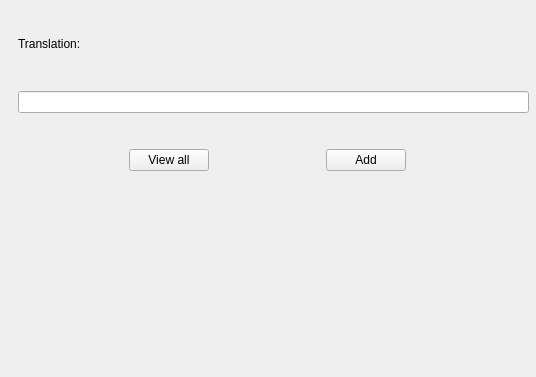
Old version of the form lessonview.ui in the repository hsetlik/CodexReader; both pictures show x 122 to 658 and y 223 to 600 of the 800 by 600 pixel window.
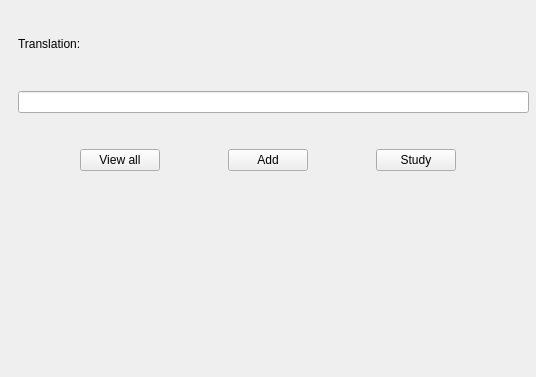
New version of the form.

```diff
--- a/lessonview.ui
+++ b/lessonview.ui
@@ -13,7 +13,7 @@
   <property name="windowTitle">
    <string>Form</string>
   </property>
-  <widget class="QWidget" name="">
+  <widget class="QWidget" name="layoutWidget">
    <property name="geometry">
     <rect>
      <x>140</x>
@@ -57,7 +57,7 @@
     </item>
    </layout>
   </widget>
-  <widget class="QWidget" name="">
+  <widget class="QWidget" name="layoutWidget">
    <property name="geometry">
     <rect>
      <x>140</x>
@@ -93,6 +93,19 @@
       </property>
      </widget>
     </item>
+    <item>
+     <widget class="QPushButton" name="studyButton">
+      <property name="sizePolicy">
+       <sizepolicy hsizetype="Maximum" vsizetype="Fixed">
+        <horstretch>0</horstretch>
+        <verstretch>0</verstretch>
+       </sizepolicy>
+      </property>
+      <property name="text">
+       <string>Study</string>
+      </property>
+     </widget>
+    </item>
    </layout>
   </widget>
  </widget>
```
